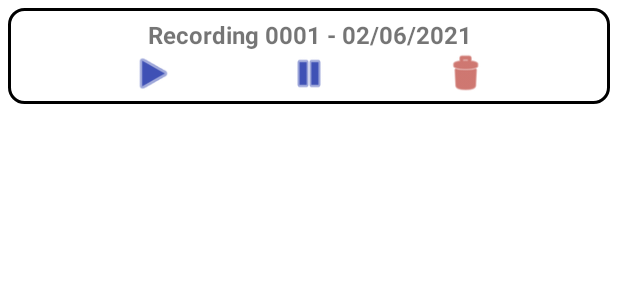
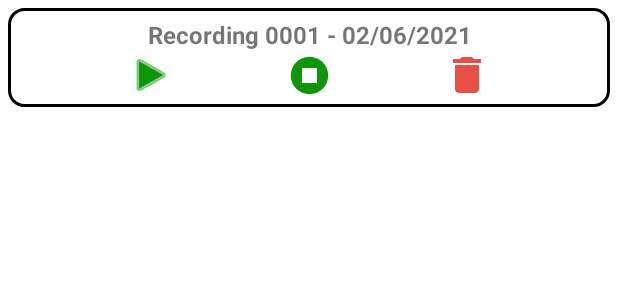
Before and after one commit to smahboob/microphone-android, an Android app: the layout recording_card.xml on its own in the app's theme, with its tools: preview values and no code run, on a phone screen of 412 x 824 dp. Shown: the top 300 px of the screen. Run offline under Robolectric (Android 15) with nearby library versions, the phone set to English and light mode, and no system bars.

Commit message:
Implemented Pause and Play! Fixed Delete issue.

```diff
--- /dev/null
+++ b/app/src/main/res/drawable/ic_baseline_delete.xml
@@ -0,0 +1,5 @@
+<vector android:height="24dp" android:tint="#FF1000"
+    android:viewportHeight="24" android:viewportWidth="24"
+    android:width="24dp" xmlns:android="http://schemas.android.com/apk/res/android">
+    <path android:fillColor="@android:color/white" android:pathData="M6,19c0,1.1 0.9,2 2,2h8c1.1,0 2,-0.9 2,-2V7H6v12zM19,4h-3.5l-1,-1h-5l-1,1H5v2h14V4z"/>
+</vector>
--- /dev/null
+++ b/app/src/main/res/drawable/ic_baseline_pause.xml
@@ -0,0 +1,5 @@
+<vector android:height="24dp" android:tint="#0E9509"
+    android:viewportHeight="24" android:viewportWidth="24"
+    android:width="24dp" xmlns:android="http://schemas.android.com/apk/res/android">
+    <path android:fillColor="@android:color/white" android:pathData="M6,19h4L10,5L6,5v14zM14,5v14h4L18,5h-4z"/>
+</vector>
--- /dev/null
+++ b/app/src/main/res/drawable/ic_baseline_play_arrow.xml
@@ -0,0 +1,5 @@
+<vector android:height="24dp" android:tint="#0E9509"
+    android:viewportHeight="24" android:viewportWidth="24"
+    android:width="24dp" xmlns:android="http://schemas.android.com/apk/res/android">
+    <path android:fillColor="@android:color/white" android:pathData="M8,5v14l11,-7z"/>
+</vector>
--- /dev/null
+++ b/app/src/main/res/drawable/ic_baseline_stop_circle.xml
@@ -0,0 +1,8 @@
+<vector android:height="24dp" android:tint="#3F51B5"
+    android:viewportHeight="24" android:viewportWidth="24"
+    android:width="24dp"
+    xmlns:android="http://schemas.android.com/apk/res/android">
+    <path android:fillColor="#3F51B5"
+        android:fillType="evenOdd"
+        android:pathData="M8,16h8V8H8V16zM12,2C6.48,2 2,6.48 2,12s4.48,10 10,10s10,-4.48 10,-10S17.52,2 12,2L12,2z"/>
+</vector>
--- a/app/src/main/res/layout/recording_card.xml
+++ b/app/src/main/res/layout/recording_card.xml
@@ -24,10 +24,10 @@
 
     <Button
         android:id="@+id/playButton"
-        android:layout_width="30dp"
-        android:layout_height="30dp"
+        android:layout_width="32dp"
+        android:layout_height="32dp"
         android:background="@android:drawable/ic_media_play"
-        app:backgroundTint="#3F51B5"
+        app:backgroundTint="@color/notInUsePlayButton"
         app:layout_constraintBottom_toBottomOf="parent"
         app:layout_constraintEnd_toStartOf="@id/stopButton"
         app:layout_constraintStart_toStartOf="parent"
@@ -35,10 +35,10 @@
 
     <Button
         android:id="@+id/stopButton"
-        android:layout_width="25dp"
+        android:layout_width="30dp"
         android:layout_height="30dp"
-        android:background="@android:drawable/ic_media_pause"
-        app:backgroundTint="#3F51B5"
+        android:background="@drawable/ic_baseline_stop_circle"
+        app:backgroundTint="@color/stopButton"
         app:layout_constraintBottom_toBottomOf="parent"
         app:layout_constraintEnd_toStartOf="@id/deleteButton"
         app:layout_constraintStart_toEndOf="@id/playButton"
@@ -47,10 +47,10 @@
 
     <Button
         android:id="@+id/deleteButton"
-        android:layout_width="30dp"
-        android:layout_height="30dp"
-        android:background="@android:drawable/ic_menu_delete"
-        app:backgroundTint="#AE1D12"
+        android:layout_width="32dp"
+        android:layout_height="32dp"
+        android:background="@drawable/ic_baseline_delete"
+        app:backgroundTint="@color/deleteButton"
         app:layout_constraintBottom_toBottomOf="parent"
         app:layout_constraintEnd_toEndOf="parent"
         app:layout_constraintStart_toEndOf="@id/stopButton"
--- a/app/src/main/res/values/colors.xml
+++ b/app/src/main/res/values/colors.xml
@@ -11,4 +11,13 @@
     <color name="off">#FF3F51B5</color>
     <color name="onBackground">#EA9797</color>
     <color name="offBackground">#D3CDCD</color>
+
+    <color name="notInUsePlayButton">#0E9509</color>
+    <color name="inUsePlayButton">#3F51B5</color>
+
+    <color name="stopButton">#0E9509</color>
+    <color name="stopButtonWhilePlaying">#DC2417</color>
+
+    <color name="deleteButton">#E85045</color>
+
 </resources>
```
Also changed, not shown: app/src/main/java/com/android/fandm/microphone/RecordingActivity.java (+2 -8 lines), app/src/main/java/com/android/fandm/microphone/RecordingAdapter.java (+62 -17 lines).
